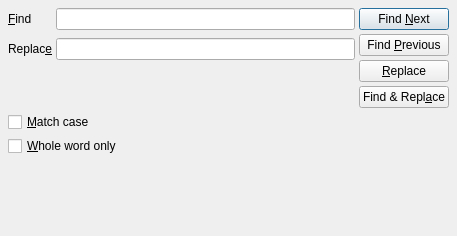
Old version of the form forms/findreplacedialog.ui in the repository alirezah95/QssCreator.
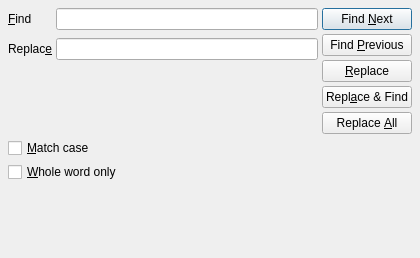
New version of the form.

Commit message: feat: add a replace all button

The edit to the form file:
```diff
--- a/forms/findreplacedialog.ui
+++ b/forms/findreplacedialog.ui
@@ -6,8 +6,8 @@
    <rect>
     <x>0</x>
     <y>0</y>
-    <width>457</width>
-    <height>236</height>
+    <width>420</width>
+    <height>258</height>
    </rect>
   </property>
   <property name="windowTitle">
@@ -103,7 +103,14 @@
        <item>
         <widget class="QPushButton" name="findReplaceBtn">
          <property name="text">
-          <string>Find &amp;&amp; Repl&amp;ace</string>
+          <string>Repl&amp;ace &amp;&amp; Find</string>
+         </property>
+        </widget>
+       </item>
+       <item>
+        <widget class="QPushButton" name="replaceAllBtn">
+         <property name="text">
+          <string>Replace &amp;All</string>
          </property>
         </widget>
        </item>
```
